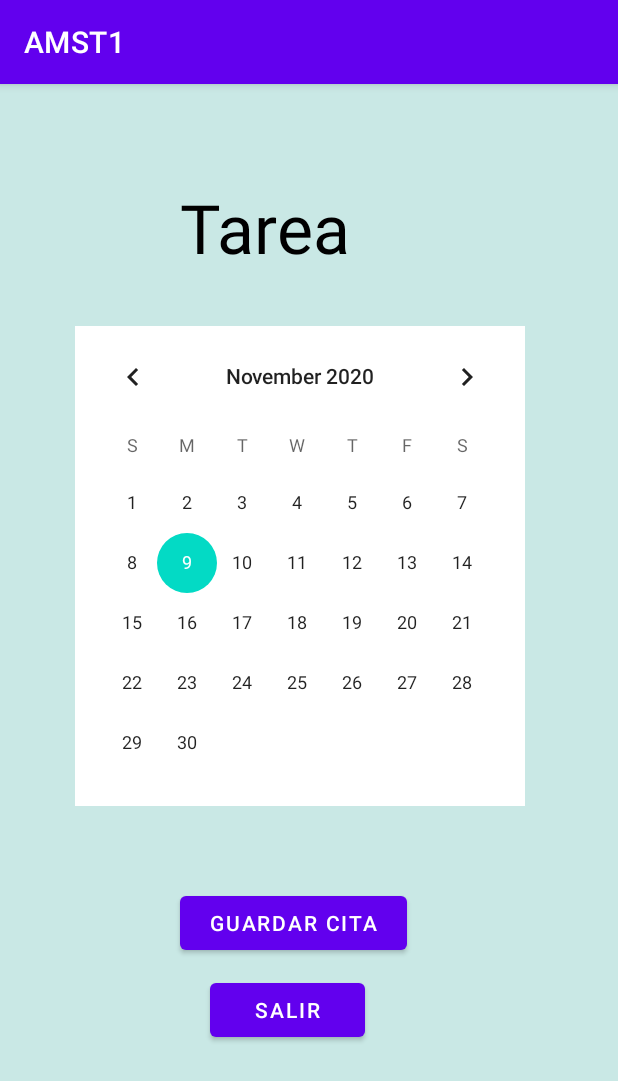
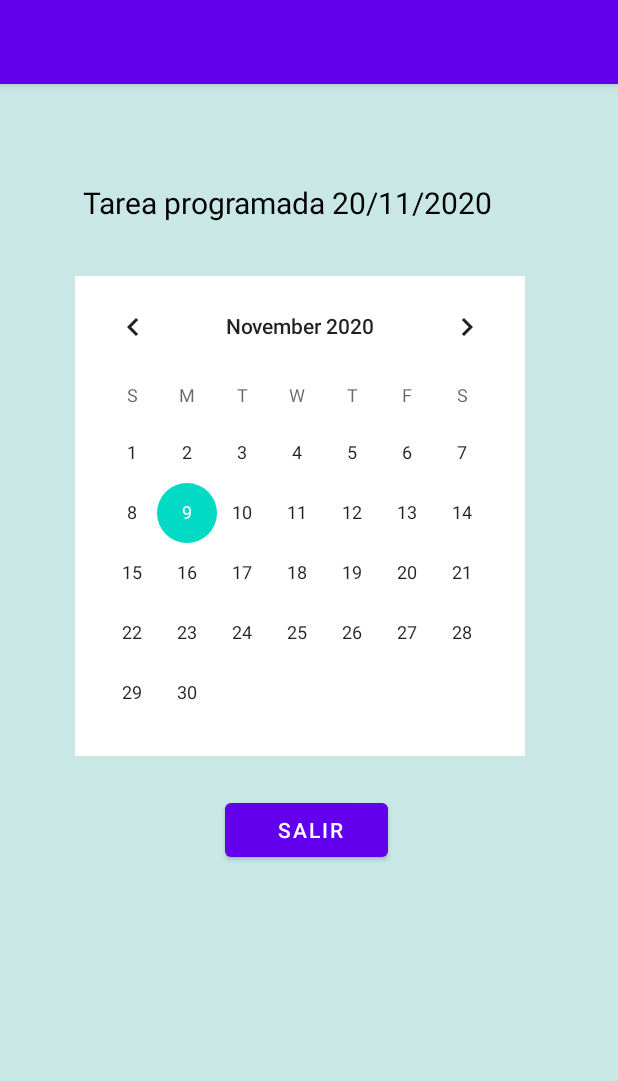
Before and after one commit to daysemaroto/AMST_Lab2_Grupo-1_Maroto_Robles_Torres, an Android app: the calendario screen opened directly, with no data from a screen before it, on a phone screen of 412 x 824 dp. Shown: the top 1081 px of the screen. Run offline under Robolectric (Android 15) with nearby library versions, the phone set to English and light mode, and no system bars.

Commit message:
Registro de tarea agregada al calendario

```diff
--- a/AMST1/app/src/main/java/com/example/amst1/calendario.java
+++ b/AMST1/app/src/main/java/com/example/amst1/calendario.java
@@ -2,6 +2,7 @@ package com.example.amst1;
 
 
 import androidx.annotation.NonNull;
+import androidx.appcompat.app.ActionBar;
 import androidx.appcompat.app.AppCompatActivity;
 
 import android.content.Intent;
@@ -12,16 +13,36 @@ import android.widget.CalendarView;
 import android.widget.TextView;
 import androidx.appcompat.app.AppCompatActivity;
 import android.os.Bundle;
+import android.widget.Toast;
+import java.text.SimpleDateFormat;
+import java.util.Calendar;
+import java.util.Locale;
 
 public class calendario extends AppCompatActivity {
     CalendarView calendarView;
     TextView myDate;
     Button btnSalir;
+    Calendar calendar;
+    //private SimpleDateFormat dateFormatMonth = new SimpleDateFormat("MMM- yyy", Locale.getDefault());
+
     @Override
     protected void onCreate(Bundle savedInstanceState) {
         super.onCreate(savedInstanceState);
         setContentView(R.layout.activity_calendario);
+
         btnSalir = (Button) findViewById(R.id.btnSalir);
+        calendarView = (CalendarView) findViewById(R.id.calendarView);
+        calendar = Calendar.getInstance();
+        calendar.set(Calendar.MONTH, Calendar.NOVEMBER);
+        calendar.set(Calendar.DAY_OF_MONTH, 20);
+        calendar.set(Calendar.YEAR, 2020);
+
+        myDate = (TextView) findViewById(R.id.myDate);
+
+        final ActionBar actionBar = getSupportActionBar();
+        actionBar.setDisplayHomeAsUpEnabled(false);
+        actionBar.setTitle(null);
+
         btnSalir.setOnClickListener(new View.OnClickListener() {
             @Override
             public void onClick(View v) {
@@ -29,16 +50,25 @@ public class calendario extends AppCompatActivity {
                 startActivity(i);
             }
         });
-        calendarView = (CalendarView) findViewById(R.id.calendarView);
-        myDate = (TextView) findViewById(R.id.myDate);
+
         calendarView.setOnDateChangeListener(new CalendarView.OnDateChangeListener() {
             @Override
             public void onSelectedDayChange(@NonNull CalendarView view, int year, int month, int dayOfMonth) {
-                String date = (month + 1) + "/" + (dayOfMonth) + "/" + (year);
-                myDate.setText(date);
+                if (year == 2020 & month == 10 & dayOfMonth == 20){
+                    Toast toast=Toast.makeText(getApplicationContext(),"Clases de AMST",Toast.LENGTH_SHORT);
+                    toast.show();
+                }else {
+                    Toast toast=Toast.makeText(getApplicationContext(),"Nada programado para esta fecha",Toast.LENGTH_SHORT);
+                    toast.show();
+                }
             }
         });
 
 
+
+
+
+
+
     }
 }
--- a/AMST1/app/src/main/res/layout/activity_calendario.xml
+++ b/AMST1/app/src/main/res/layout/activity_calendario.xml
@@ -13,12 +13,12 @@
         android:layout_width="wrap_content"
         android:layout_height="wrap_content"
         android:id="@+id/myDate"
-        android:text="Tarea"
-        android:textSize="45dp"
+        android:text="Tarea programada 20/11/2020"
+        android:textSize="20dp"
         android:textColor="@color/black"
         android:layout_gravity="center_vertical"
         android:layout_marginTop="65dp"
-        android:layout_marginLeft="120dp">
+        android:layout_marginLeft="55dp">
     </TextView>
 
     <LinearLayout
@@ -37,33 +37,16 @@
     </LinearLayout>
 
     <Button
-
-        android:id="@+id/btnSave"
-        android:layout_width="wrap_content"
-        android:layout_height="wrap_content"
-        android:layout_marginTop="54dp"
-        android:layout_marginLeft="120dp"
-        android:paddingLeft="20dp"
-        android:paddingRight="20dp"
-        android:text="Guardar cita"
-        android:layout_gravity="center_vertical"
-        >
-    </Button>
-
-    <Button
         android:id="@+id/btnSalir"
         android:layout_width="wrap_content"
         android:layout_height="wrap_content"
-        android:layout_marginTop="10dp"
-        android:layout_marginLeft="140dp"
-        android:paddingLeft="30dp"
+        android:layout_marginTop="25dp"
+        android:layout_marginLeft="150dp"
+        android:paddingLeft="35dp"
         android:paddingRight="30dp"
         android:text="Salir"
         android:layout_gravity="center_vertical">
 
     </Button>
 
-
-
-
 </LinearLayout>
```
